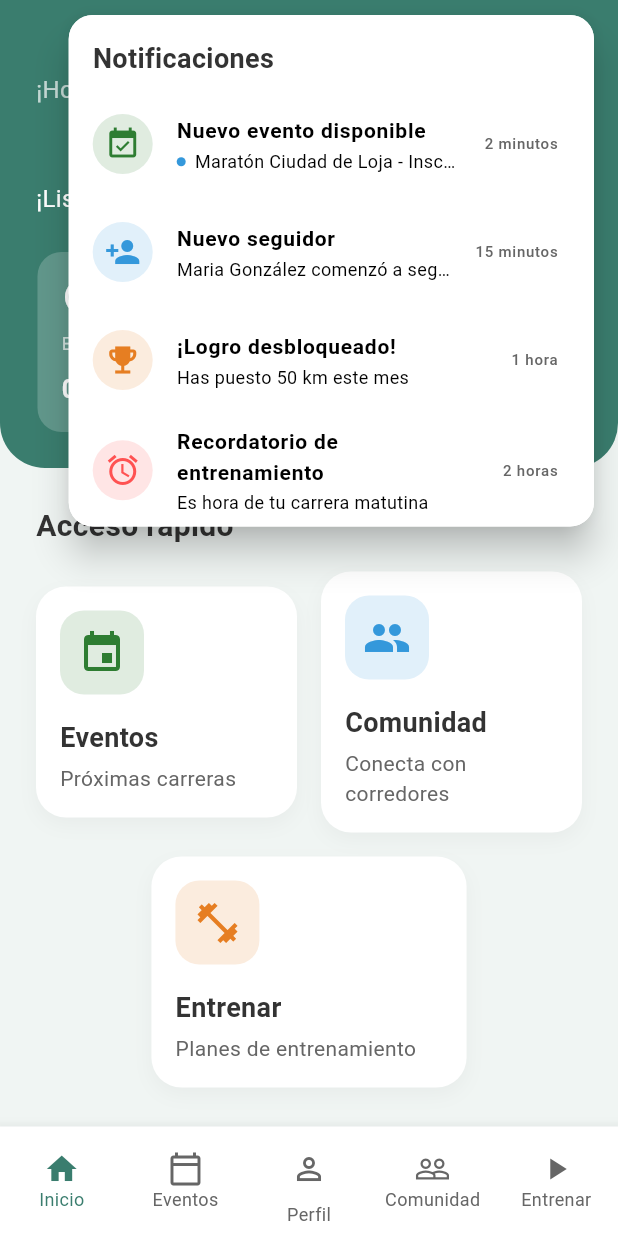
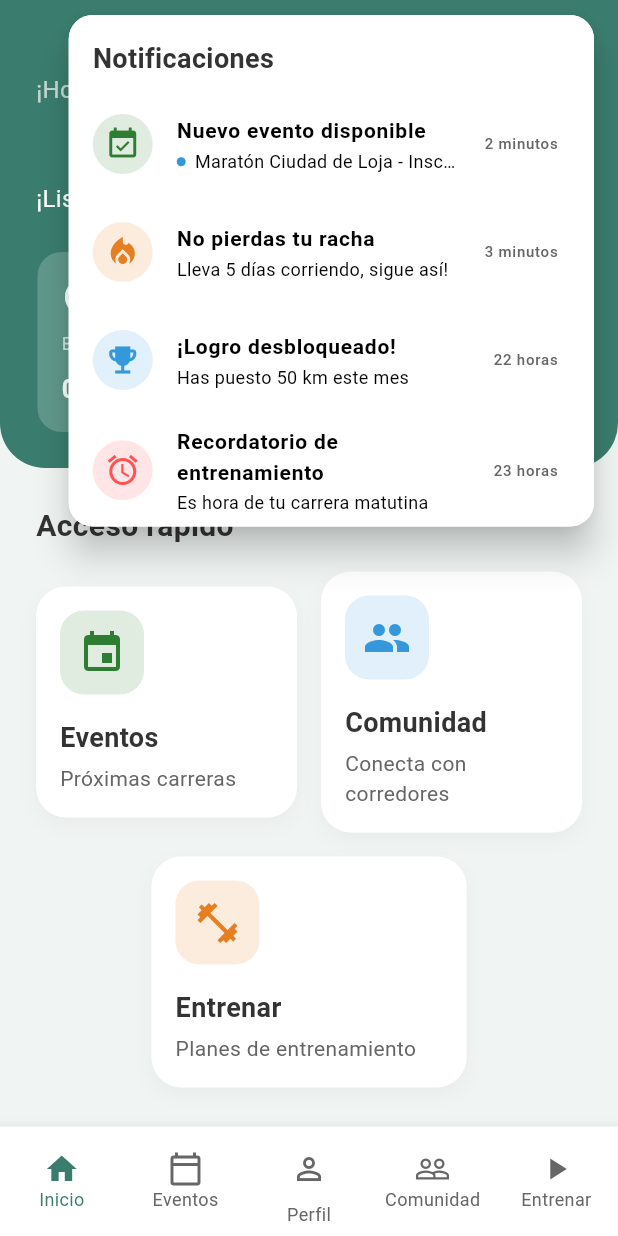
Before and after one commit to Vicentevv/RunningLoja, a Flutter app: the HomeScreen screen opened by its route, after a tap on the "notifications" icon, on a phone screen of 412 x 824 dp. Run offline on Flutter 3.47's test engine with Material 3 defaults, Android fonts, the phone set to English and light mode, and no system bars; our stand-ins replace cloud_firestore, firebase_auth, firebase_core, google_maps_flutter, image_picker, location and 2 more; accounts and stored records are empty.

Commit message:
Mejoras finales, en home, perfil, entrenamiento

```diff
--- a/flutter_application_1/lib/pantallas/HomeScreen.dart
+++ b/flutter_application_1/lib/pantallas/HomeScreen.dart
@@ -308,20 +308,8 @@ class _HomeScreenState extends State<HomeScreen> {
                         ),
                       ),
                       if (_isVerified) ...[
-                        const SizedBox(width: 8),
-                         // Fondo blanco circular para que resalte el azul
-                        Container(
-                          decoration: const BoxDecoration(
-                            color: Colors.white,
-                            shape: BoxShape.circle,
-                          ),
-                          padding: const EdgeInsets.all(2), // Borde blanco
-                          child: const Icon(
-                            Icons.verified,
-                            color: Colors.blueAccent,
-                            size: 20
-                          ),
-                        ),
+                        const SizedBox(width: 6),
+                        const Icon(Icons.verified, color: Colors.blueAccent, size: 18),
                       ],
                     ],
                   ),
@@ -825,19 +813,19 @@ class _HomeScreenState extends State<HomeScreen> {
                 true,
               ),
               _buildNotificationItem(
-                Icons.person_add,
-                kAccentBlue,
-                'Nuevo seguidor',
-                'Maria González comenzó a seguirte',
-                '15 minutos',
+                Icons.local_fire_department,
+                kAccentOrange,
+                'No pierdas tu racha',
+                'Lleva 5 días corriendo, sigue así!',
+                '3 minutos',
                 false,
               ),
               _buildNotificationItem(
                 Icons.emoji_events,
-                kAccentOrange,
+                kAccentBlue,
                 '¡Logro desbloqueado!',
                 'Has puesto 50 km este mes',
-                '1 hora',
+                '22 horas',
                 false,
               ),
               _buildNotificationItem(
@@ -845,7 +833,7 @@ class _HomeScreenState extends State<HomeScreen> {
                 Colors.redAccent,
                 'Recordatorio de entrenamiento',
                 'Es hora de tu carrera matutina',
-                '2 horas',
+                '23 horas',
                 false,
               ),
             ],
```
Also changed, not shown: flutter_application_1/lib/pantallas/LegacyTrainingScreen.dart (+97 -10 lines), flutter_application_1/lib/pantallas/ProfileScreen.dart (+13 -4 lines), flutter_application_1/assets/tl.png (added), flutter_application_1/pubspec.lock.
